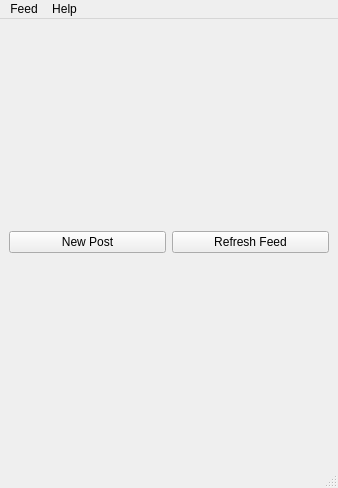
kambala-decapitator/HornAppDesktop, file mainwindow.ui: the form before one commit.
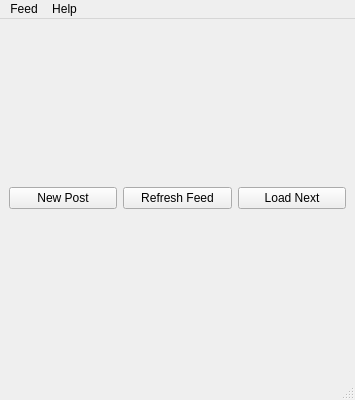
The form after the commit.

Commit message: load previous posts

```diff
--- a/mainwindow.ui
+++ b/mainwindow.ui
@@ -6,8 +6,8 @@
    <rect>
     <x>0</x>
     <y>0</y>
-    <width>338</width>
-    <height>488</height>
+    <width>355</width>
+    <height>400</height>
    </rect>
   </property>
   <property name="windowTitle">
@@ -31,6 +31,13 @@
         </property>
        </widget>
       </item>
+      <item>
+       <widget class="QPushButton" name="loadNextPostsButton">
+        <property name="text">
+         <string>Load Next</string>
+        </property>
+       </widget>
+      </item>
      </layout>
     </item>
    </layout>
@@ -40,7 +47,7 @@
     <rect>
      <x>0</x>
      <y>0</y>
-     <width>338</width>
+     <width>355</width>
      <height>22</height>
     </rect>
    </property>
```
The commit also changes 7 other files.
